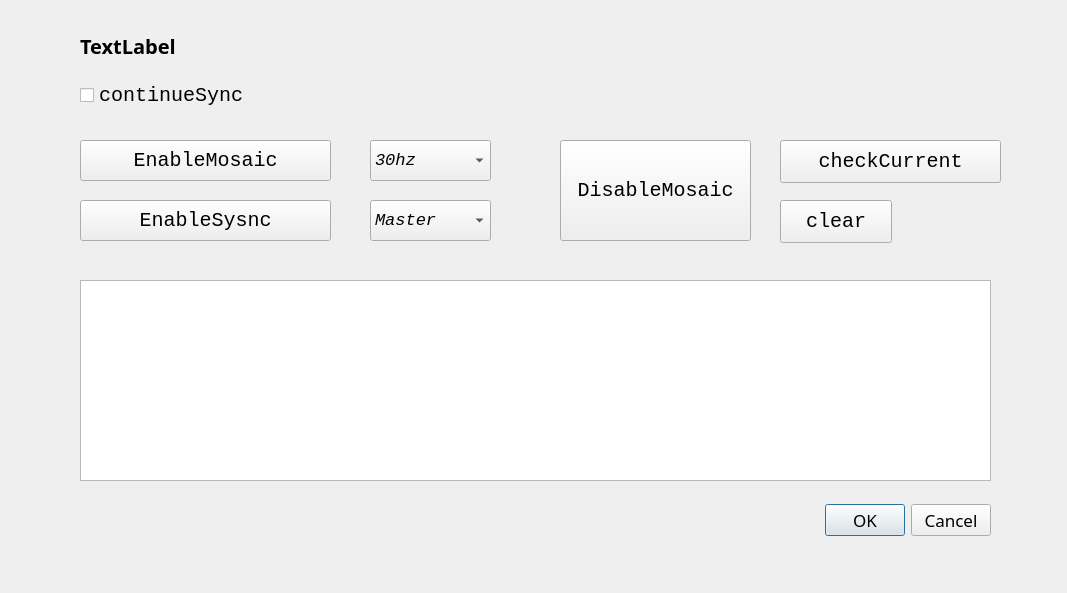
First picture: the form in test.ui, repository thissak/QtMosaic, before the edit.
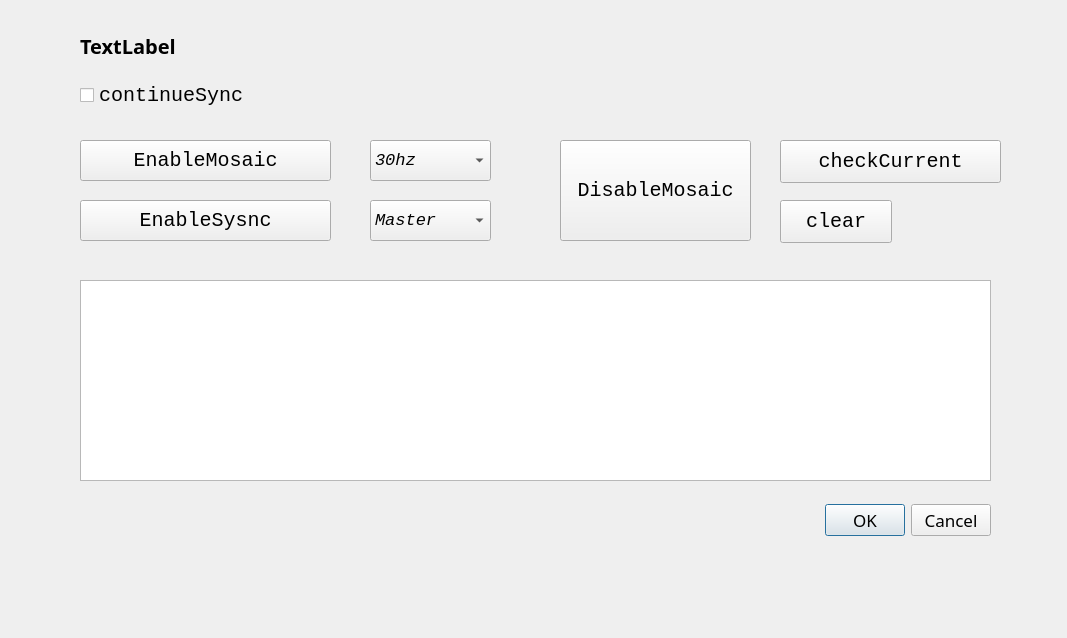
Second picture: the form after the edit.

```diff
--- a/test.ui
+++ b/test.ui
@@ -7,7 +7,7 @@
     <x>0</x>
     <y>0</y>
     <width>1067</width>
-    <height>593</height>
+    <height>638</height>
    </rect>
   </property>
   <property name="font">
```
Left out of the diff: 8 changed lines with no effect on the pictures.
